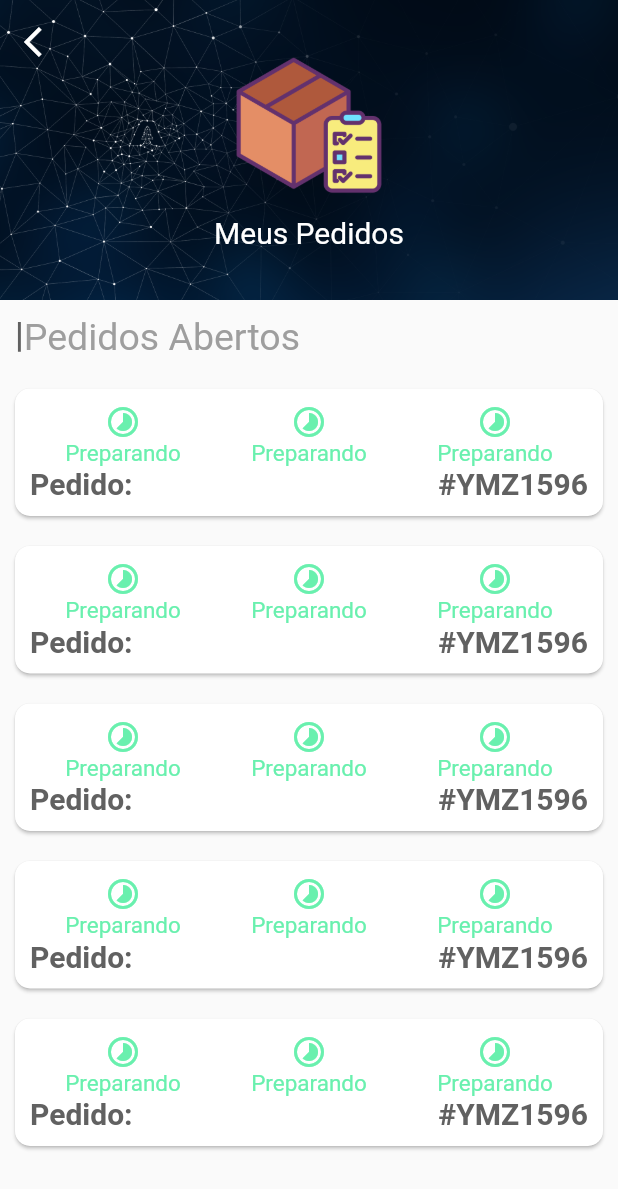
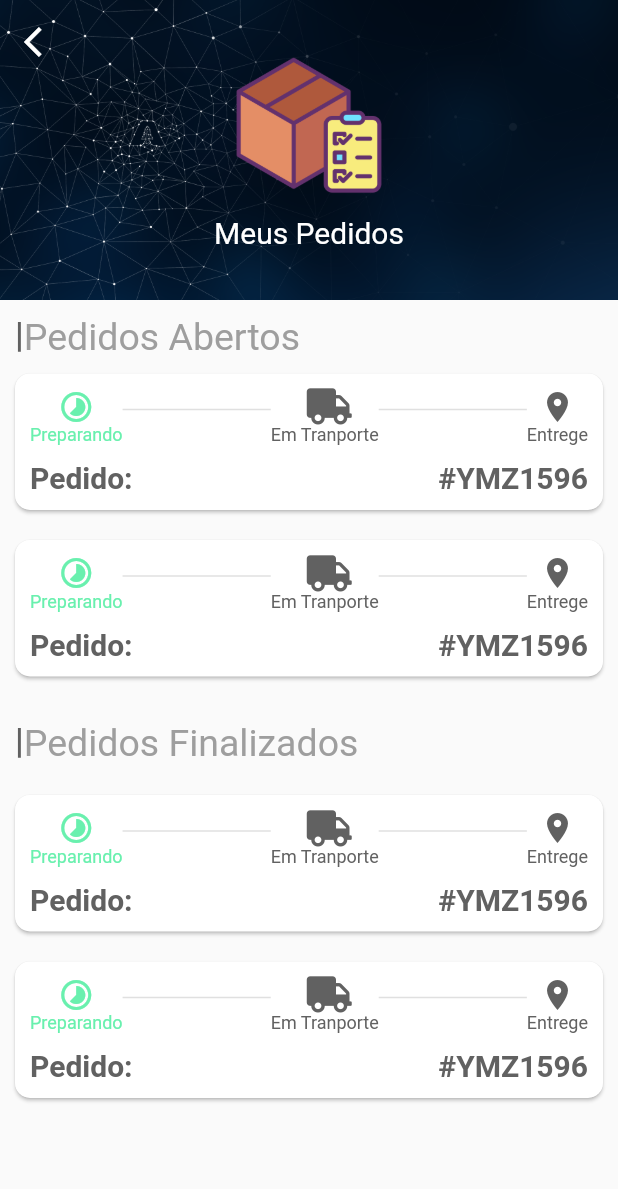
Before and after one commit to ismaelalvesgit/flutter_loja_vitrual, a Flutter app: the MeusPedidosPage screen opened directly, on a phone screen of 412 x 824 dp. Shown: the top 1189 px of the screen. Run offline on Flutter 3.47's test engine with Material 2 defaults, Android fonts, the light colour scheme and no system bars; our stand-ins replace carousel_slider, font_awesome_flutter; missing offline and left inert: bloc_pattern.

Commit message:
resolvido problemas de scroll craido tela de pedido detalhe

```diff
--- a/lib/pages/departamentos/departamentos_page.dart
+++ b/lib/pages/departamentos/departamentos_page.dart
@@ -1,6 +1,4 @@
 import 'package:flutter/material.dart';
-import 'package:loja_virtual/widgets/drawer_widget.dart';
-import 'package:loja_virtual/util_service/util_service.dart';
 import 'package:loja_virtual/widgets/title_widget.dart';
 
 //@Author Ismael Alves
@@ -31,6 +29,7 @@ class _DepartamentosPageState extends State<DepartamentosPage> {
           centerTitle: true,
         ),
         body: ListView(
+          controller: _scrollController,
           children: <Widget>[
             TitleWidget(text: "Destaques", fontSize: 20.0, marginTop: 10.0, marginLeft: 10.0,),
             Card(
@@ -64,7 +63,7 @@ class _DepartamentosPageState extends State<DepartamentosPage> {
           ],
         ),
       ),
-      onWillPop: () => pageController.previousPage(duration: Duration(milliseconds: 800), curve: Curves.elasticOut)
+      onWillPop: () => pageController.previousPage(duration: Duration(milliseconds: 100), curve: Curves.bounceOut)
     );
   }
 }
--- a/lib/pages/home/home_page.dart
+++ b/lib/pages/home/home_page.dart
@@ -81,6 +81,7 @@ class _HomePageState extends State<HomePage> {
                 ),
               ),*/
               CustomScrollView(
+                controller: _scrollController,
                 slivers: <Widget>[
                   SliverAppBar(
                     floating: true,
--- a/lib/pages/meusPedidos/meus_pedidos_page.dart
+++ b/lib/pages/meusPedidos/meus_pedidos_page.dart
@@ -1,5 +1,8 @@
 import 'package:flutter/material.dart';
+import 'package:loja_virtual/pages/meusPedidos/meus_pedidos_detalhe_page.dart';
+import 'package:loja_virtual/widgets/divider_widget.dart';
 import 'package:loja_virtual/widgets/title_widget.dart';
+import 'package:font_awesome_flutter/font_awesome_flutter.dart';
 
 //@Author Ismael Alves
 class MeusPedidosPage extends StatefulWidget {
@@ -18,8 +21,11 @@ class _MeusPedidosPageState extends State<MeusPedidosPage> {
 
   @override
   Widget build(BuildContext context) {
-    return Scaffold(
+    return WillPopScope(
+      child: Scaffold(
+          key: _scaffoldKey,
           body: NestedScrollView(
+              controller: _scrollController,
               headerSliverBuilder: (BuildContext context, bool innerBoxIsScrolled){
                 return <Widget>[
                   SliverAppBar(
@@ -67,29 +73,55 @@ class _MeusPedidosPageState extends State<MeusPedidosPage> {
                   ),
                 ];
               },
-    body: SingleChildScrollView(
-        padding: EdgeInsets.all(10.0),
-        child: ListView(
-          shrinkWrap: true,
-          children: <Widget>[
-            TitleWidget(text: "Pedidos Abertos", fontSize: 25.0, marginBottom: 10.0,),
-            ListView.builder(
-              shrinkWrap: true,
-              scrollDirection: Axis.vertical,
-              itemCount: 5,
-              itemBuilder: (BuildContext context, int index){
-                return Card(
+              body: CustomScrollView(
+                slivers: <Widget>[
+                  SliverToBoxAdapter(
+                    child:  TitleWidget(text: "Pedidos Abertos", fontSize: 25.0, marginLeft: 10.0, marginTop: 10.0,),
+                  ),
+                  SliverList(
+                    delegate: SliverChildBuilderDelegate(
+                      (BuildContext context, int index){
+                        return  _widgetCardOrder(context, index);
+                      },
+                      childCount: 2
+                    ),
+                  ),
+                  SliverToBoxAdapter(
+                    child:  TitleWidget(text: "Pedidos Finalizados", fontSize: 25.0, marginBottom: 10.0, marginLeft: 10.0, marginTop: 20.0,),
+                  ),
+                  SliverList(
+                    delegate: SliverChildBuilderDelegate(
+                      (BuildContext context, int index){
+                        return  _widgetCardOrder(context, index);
+                      },
+                      childCount: 2
+                    ),
+                  )
+                ],
+              )
+          )
+      ),
+      onWillPop: ()=> pageController.previousPage(duration: Duration(milliseconds: 100), curve: Curves.bounceOut));
+  }
+
+  Widget _widgetCardOrder(BuildContext context, int index){
+    return InkWell(
+      onTap: (){
+        Navigator.push(context, MaterialPageRoute(builder: (context)=> MeusPedidosDetalhePage()));
+      },
+      borderRadius: BorderRadius.circular(1.0),
+      splashColor: Colors.red,
+      child: Card(
         shape: RoundedRectangleBorder(
             borderRadius: BorderRadius.circular(10.0)
         ),
-                  margin: EdgeInsets.only(top: 10.0 , bottom: 10.0),
+        margin: EdgeInsets.all(10.0),
         child: Container(
           padding: EdgeInsets.all(10.0),
           child: Column(
             children: <Widget>[
               Row(
                 mainAxisAlignment: MainAxisAlignment.spaceEvenly,
-                          crossAxisAlignment: CrossAxisAlignment.center,
                 children: <Widget>[
                   Column(
                     children: <Widget>[
@@ -97,40 +129,41 @@ class _MeusPedidosPageState extends State<MeusPedidosPage> {
                       Text("Preparando",
                         style: TextStyle(
                             fontFamily: "Roboto",
-                                      fontSize: 15.0,
+                            fontSize: 12.0,
                             color: Colors.greenAccent
                         ),
                       )
                     ],
                   ),
-                            Divider(height: 2.0,color: Colors.red,),
+                  Expanded(child: DividerWidget(bottom: 10.0,)),
                   Column(
                     children: <Widget>[
-                                Icon(Icons.timelapse, color: Colors.greenAccent,),
-                                Text("Preparando",
+                      Icon(FontAwesomeIcons.truck, color: Colors.grey[700],),
+                      Text("Em Tranporte",
                         style: TextStyle(
                             fontFamily: "Roboto",
-                                      fontSize: 15.0,
-                                      color: Colors.greenAccent
+                            fontSize: 12.0,
+                            color: Colors.grey[700]
                         ),
                       )
                     ],
                   ),
-                            Divider(),
+                  Expanded(child: DividerWidget(bottom: 10.0,)),
                   Column(
                     children: <Widget>[
-                                Icon(Icons.timelapse, color: Colors.greenAccent,),
-                                Text("Preparando",
+                      Icon(Icons.location_on, color: Colors.grey[700],),
+                      Text("Entrege",
                         style: TextStyle(
                             fontFamily: "Roboto",
-                                      fontSize: 15.0,
-                                      color: Colors.greenAccent
+                            fontSize: 12.0,
+                            color: Colors.grey[700]
                         ),
                       )
                     ],
                   ),
                 ],
               ),
+              SizedBox(height: 10.0,),
               Row(
                 mainAxisAlignment: MainAxisAlignment.spaceBetween,
                 children: <Widget>[
@@ -155,12 +188,7 @@ class _MeusPedidosPageState extends State<MeusPedidosPage> {
             ],
           ),
         )
-                );
-              },
-            )
-          ],
       ),
-      ))
     );
   }
 }
```
Also changed, not shown: lib/pages/favoritos/favoritos_page.dart (+5 -2 lines), lib/pages/meusPedidos/meus_pedidos_detalhe_page.dart (added, +383 -0 lines), lib/widgets/card_no_data_widget.dart (deleted, +0 -63 lines). Lines whose indentation alone changed are shown as unchanged.
